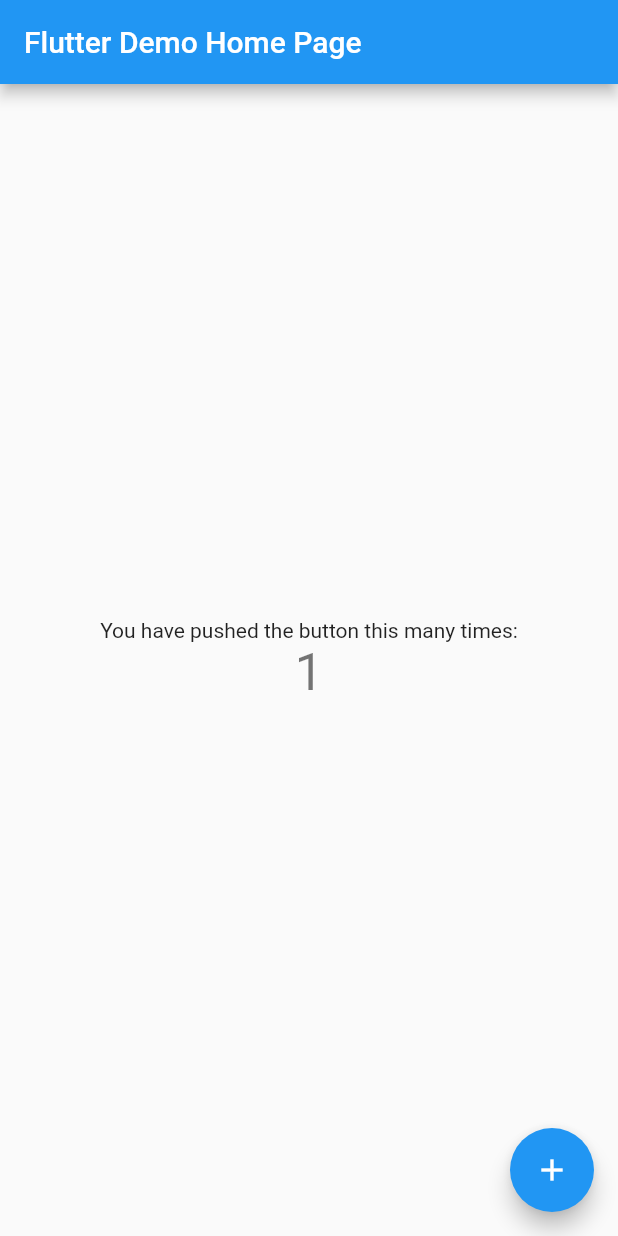
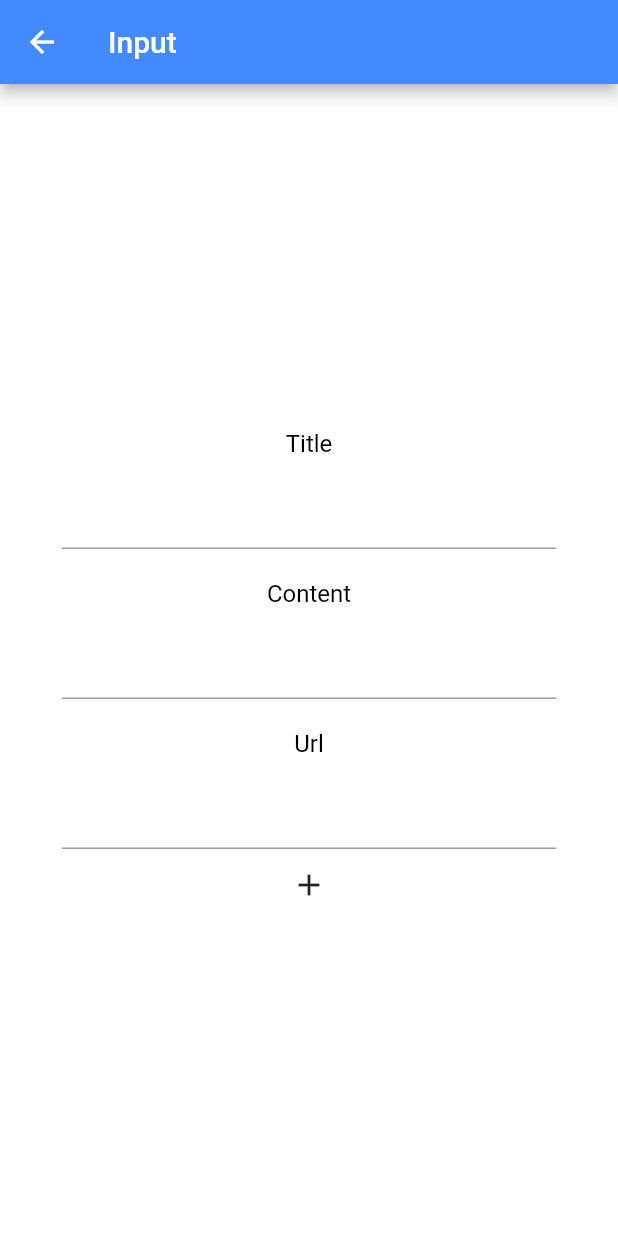
Before and after one commit to yh20studio/flutter_new_calry, a Flutter app: the screen it shows after launch, after a tap on the "add" icon, on a phone screen of 412 x 824 dp. Run offline on Flutter 3.47's test engine with Material 2 defaults, Android fonts, the phone set to English and light mode, and no system bars; our stand-ins replace shared_preferences; Roboto replaces fonts that are missing (font).

Commit message:
Make Archives class httpFunction
Now, we control data about Archives from server, with httpFunction.
GET : getArchives(), get archives data ordered by id.
POST: postArchives(), make new archives data.
DELETE: deleteArchives(), delete archives data.
PUT: updateArchives(), update data in selected archives.

```diff
--- /dev/null
+++ b/lib/class.dart
@@ -0,0 +1,18 @@
+class Archives {
+  final int? id;
+  final String? title;
+  final String? content;
+  final String? url;
+  final String? author;
+
+  Archives({this.id, this.title, this.content, this.url, this.author});
+
+  factory Archives.fromJson(Map<String, dynamic> json) {
+    return Archives(
+        id: json['id'],
+        title: json['title'],
+        content: json['content'],
+        url: json['url'],
+        author: json['author']);
+  }
+}
--- /dev/null
+++ b/lib/input/ArchivesInput.dart
@@ -0,0 +1,106 @@
+import 'package:flutter/material.dart';
+import 'dart:convert';
+
+import 'package:flutter_webservice/class.dart';
+import 'package:flutter_webservice/httpFunction.dart';
+import 'package:flutter_webservice/detail/ArchivesDetail.dart';
+
+class ArchivesInput extends StatefulWidget {
+  ArchivesInput({Key? key, this.archives}) : super(key: key);
+
+  final Archives? archives;
+
+  @override
+  _ArchivesInputstate createState() => _ArchivesInputstate();
+}
+
+class _ArchivesInputstate extends State<ArchivesInput> {
+  TextEditingController _titleController = TextEditingController();
+  TextEditingController _contentController = TextEditingController();
+  TextEditingController _urlController = TextEditingController();
+
+  @override
+  void initState() {
+    super.initState();
+  }
+
+  @override
+  Widget build(BuildContext context) {
+    var _height = MediaQuery.of(context).size.height;
+    var _width = MediaQuery.of(context).size.width;
+    return Scaffold(
+        backgroundColor: Theme.of(context).bottomAppBarColor,
+        appBar: AppBar(
+          title: Text('Input'),
+        ),
+        body: Center(
+            child: SingleChildScrollView(
+                child: Column(
+          children: [
+            testInputForm(
+                controller: _titleController,
+                title: 'Title',
+                width: _width,
+                context: context),
+            testInputForm(
+                controller: _contentController,
+                title: 'Content',
+                width: _width,
+                context: context),
+            testInputForm(
+                controller: _urlController,
+                title: 'Url',
+                width: _width,
+                context: context),
+            IconButton(
+                icon: Icon(
+                  Icons.add,
+                ),
+                onPressed: _httpPostArchives),
+          ],
+        ))));
+  }
+
+  Widget testInputForm(
+      {required TextEditingController controller,
+      required String title,
+      required double width,
+      required BuildContext context}) {
+    return Column(
+      mainAxisAlignment: MainAxisAlignment.center,
+      children: [
+        Container(
+          padding: EdgeInsets.all(10),
+          child: Text(title, style: Theme.of(context).textTheme.headline2),
+        ),
+        Container(
+          width: width * 0.8,
+          alignment: Alignment.center,
+          decoration: BoxDecoration(color: Colors.transparent),
+          child: TextFormField(
+            style: TextStyle(fontSize: 30),
+            keyboardType: TextInputType.multiline,
+            maxLines: null,
+            controller: controller,
+            decoration: InputDecoration(
+                disabledBorder:
+                    UnderlineInputBorder(borderSide: BorderSide.none),
+                contentPadding: EdgeInsets.only(top: 0.0)),
+          ),
+        ),
+      ],
+    );
+  }
+
+  void _httpPostArchives() async {
+    Archives archives = Archives(
+        id: 0,
+        title: _titleController.text,
+        content: _contentController.text,
+        url: _urlController.text,
+        author: '2young');
+    var httpResult = await postArchives(archives);
+    print((jsonDecode(httpResult)));
+    Navigator.pop(context, 'success');
+  }
+}
--- a/lib/main.dart
+++ b/lib/main.dart
@@ -1,113 +1,174 @@
 import 'package:flutter/material.dart';
+import 'package:flutter_webservice/auth/Login.dart';
+import 'package:flutter_webservice/class.dart';
+import 'package:flutter_webservice/httpFunction.dart';
+import 'package:flutter_webservice/detail/ArchivesDetail.dart';
+import 'package:flutter_webservice/list/ArchivesList.dart';
+import 'package:flutter_webservice/input/ArchivesInput.dart';
+
+import 'package:flutter_webservice/auth/SignUp.dart';
+import 'package:flutter_webservice/auth/MemberInfo.dart';
+import 'package:shared_preferences/shared_preferences.dart';
 
 void main() {
   runApp(MyApp());
 }
 
 class MyApp extends StatelessWidget {
-  // This widget is the root of your application.
   @override
   Widget build(BuildContext context) {
     return MaterialApp(
-      title: 'Flutter Demo',
+      title: 'Flutter Webservice',
+      initialRoute: '/',
+      routes: {
+        '/index': (context) => Index(),
+        '/archives/input': (context) => ArchivesInput(),
+        '/archives/list': (context) => ArchivesList(),
+        '/archives/detail': (context) => ArchivesDetail(),
+      },
       theme: ThemeData(
-        // This is the theme of your application.
-        //
-        // Try running your application with "flutter run". You'll see the
-        // application has a blue toolbar. Then, without quitting the app, try
-        // changing the primarySwatch below to Colors.green and then invoke
-        // "hot reload" (press "r" in the console where you ran "flutter run",
-        // or simply save your changes to "hot reload" in a Flutter IDE).
-        // Notice that the counter didn't reset back to zero; the application
-        // is not restarted.
-        primarySwatch: Colors.blue,
+        brightness: Brightness.light,
+        dialogBackgroundColor: Colors.white,
+        scaffoldBackgroundColor: Colors.white,
+        bottomAppBarColor: Colors.white,
+        bottomNavigationBarTheme: BottomNavigationBarThemeData(
+          backgroundColor: Colors.white,
+        ),
+        primaryColor: Colors.blueAccent,
+        accentColor: Colors.white,
+        canvasColor: Colors.black,
+        fontFamily: 'font',
+        textTheme: TextTheme(
+          headline1: TextStyle(
+            fontSize: 20.0,
+            fontWeight: FontWeight.bold,
+            fontFamily: 'font',
+            color: Colors.white,
+          ),
+          headline2: TextStyle(
+            fontSize: 16.0,
+            height: 2,
+            color: Colors.black,
+            fontFamily: 'font',
+          ),
+          subtitle1: TextStyle(
+            fontSize: 16.0,
+            fontFamily: 'font',
+          ),
+          subtitle2: TextStyle(
+            fontSize: 16.0,
+            fontWeight: FontWeight.bold,
+            fontFamily: 'font',
+          ),
+          bodyText1: TextStyle(
+            fontSize: 15.0,
+            height: 2,
+            fontFamily: 'font',
+          ),
+          bodyText2: TextStyle(fontSize: 17.0, fontFamily: 'Sans serif'),
+        ),
       ),
-      home: MyHomePage(title: 'Flutter Demo Home Page'),
+      darkTheme: ThemeData(
+        brightness: Brightness.dark,
+        scaffoldBackgroundColor: Colors.white,
+        bottomAppBarColor: Colors.black,
+        bottomNavigationBarTheme:
+            BottomNavigationBarThemeData(backgroundColor: Colors.black),
+        backgroundColor: Colors.black,
+        canvasColor: Colors.white,
+        // 위젯을 위한 전경색상
+        primaryColor: Colors.black,
+        // 사용자와 상호작용하는 앨리먼트들의 기본 색상
+        accentColor: Colors.white,
+        snackBarTheme: SnackBarThemeData(backgroundColor: Colors.black),
+
+        // 사용할 폰트
+        fontFamily: 'font',
+        textTheme: TextTheme(
+          headline1: TextStyle(
+            fontSize: 20.0,
+            fontWeight: FontWeight.bold,
+            fontFamily: 'font',
+            color: Colors.white,
+          ),
+          headline2: TextStyle(
+            fontSize: 16.0,
+            height: 2,
+            color: Colors.white,
+            fontFamily: 'font',
+          ),
+          subtitle1: TextStyle(
+            fontSize: 16.0,
+            fontFamily: 'font',
+          ),
+          subtitle2: TextStyle(
+            fontSize: 16.0,
+            fontWeight: FontWeight.bold,
+            fontFamily: 'font',
+          ),
+          bodyText1: TextStyle(
+            fontSize: 15.0,
+            height: 2,
+            fontFamily: 'font',
+          ),
+          bodyText2: TextStyle(fontSize: 17.0, fontFamily: 'Sans serif'),
+        ),
+
+        // additional settings go here
+      ),
+      home: Index(title: 'Flutter Webservice'),
     );
   }
 }
 
-class MyHomePage extends StatefulWidget {
-  MyHomePage({Key key, this.title}) : super(key: key);
+class Index extends StatefulWidget {
+  Index({Key? key, this.title}) : super(key: key);
 
-  // This widget is the home page of your application. It is stateful, meaning
-  // that it has a State object (defined below) that contains fields that affect
-  // how it looks.
-
-  // This class is the configuration for the state. It holds the values (in this
-  // case the title) provided by the parent (in this case the App widget) and
-  // used by the build method of the State. Fields in a Widget subclass are
-  // always marked "final".
-
-  final String title;
+  final String? title;
 
   @override
-  _MyHomePageState createState() => _MyHomePageState();
+  _IndexState createState() => _IndexState();
 }
 
-class _MyHomePageState extends State<MyHomePage> {
-  int _counter = 0;
-
-  void _incrementCounter() {
-    setState(() {
-      // This call to setState tells the Flutter framework that something has
-      // changed in this State, which causes it to rerun the build method below
-      // so that the display can reflect the updated values. If we changed
-      // _counter without calling setState(), then the build method would not be
-      // called again, and so nothing would appear to happen.
-      _counter++;
-    });
-  }
+class _IndexState extends State<Index> {
+  TextEditingController _titleController = TextEditingController();
+  TextEditingController _contentController = TextEditingController();
+  TextEditingController _urlController = TextEditingController();
 
   @override
   Widget build(BuildContext context) {
-    // This method is rerun every time setState is called, for instance as done
-    // by the _incrementCounter method above.
-    //
-    // The Flutter framework has been optimized to make rerunning build methods
-    // fast, so that you can just rebuild anything that needs updating rather
-    // than having to individually change instances of widgets.
+    var _height = MediaQuery.of(context).size.height;
+    var _width = MediaQuery.of(context).size.width;
     return Scaffold(
+      backgroundColor: Theme.of(context).bottomAppBarColor,
       appBar: AppBar(
-        // Here we take the value from the MyHomePage object that was created by
-        // the App.build method, and use it to set our appbar title.
-        title: Text(widget.title),
+        title: Text(widget.title!),
       ),
       body: Center(
-        // Center is a layout widget. It takes a single child and positions it
-        // in the middle of the parent.
-        child: Column(
-          // Column is also a layout widget. It takes a list of children and
-          // arranges them vertically. By default, it sizes itself to fit its
-          // children horizontally, and tries to be as tall as its parent.
-          //
-          // Invoke "debug painting" (press "p" in the console, choose the
-          // "Toggle Debug Paint" action from the Flutter Inspector in Android
-          // Studio, or the "Toggle Debug Paint" command in Visual Studio Code)
-          // to see the wireframe for each widget.
-          //
-          // Column has various properties to control how it sizes itself and
-          // how it positions its children. Here we use mainAxisAlignment to
-          // center the children vertically; the main axis here is the vertical
-          // axis because Columns are vertical (the cross axis would be
-          // horizontal).
-          mainAxisAlignment: MainAxisAlignment.center,
-          children: <Widget>[
-            Text(
-              'You have pushed the button this many times:',
-            ),
-            Text(
-              '$_counter',
-              style: Theme.of(context).textTheme.headline4,
-            ),
-          ],
-        ),
-      ),
-      floatingActionButton: FloatingActionButton(
-        onPressed: _incrementCounter,
-        tooltip: 'Increment',
-        child: Icon(Icons.add),
-      ), // This trailing comma makes auto-formatting nicer for build methods.
+          child: SingleChildScrollView(
+              child: Column(
+        children: [
+          TextButton(child: Text('Archives 리스트'), onPressed: _toArchivesList),
+          IconButton(
+              icon: Icon(
+                Icons.add,
+              ),
+              onPressed: _awaitReturnValueFromArchivesInput),
+        ],
+      ))),
     );
   }
+
+  void _awaitReturnValueFromArchivesInput() async {
+    var awaitResult = await Navigator.push(
+        context, MaterialPageRoute(builder: (context) => ArchivesInput()));
+    if (awaitResult != 'success') {
+      setState(() {});
+    }
+  }
+
+  void _toArchivesList() {
+    Navigator.push(
+        context, MaterialPageRoute(builder: (context) => ArchivesList()));
+  }
 }
```
Also changed, not shown: lib/detail/ArchivesDetail.dart (added, +66 -0 lines), lib/httpFunction.dart (added, +82 -0 lines), lib/list/ArchivesList.dart (added, +85 -0 lines), pubspec.yaml (+6 -2 lines), pubspec.lock, 4 other files.
